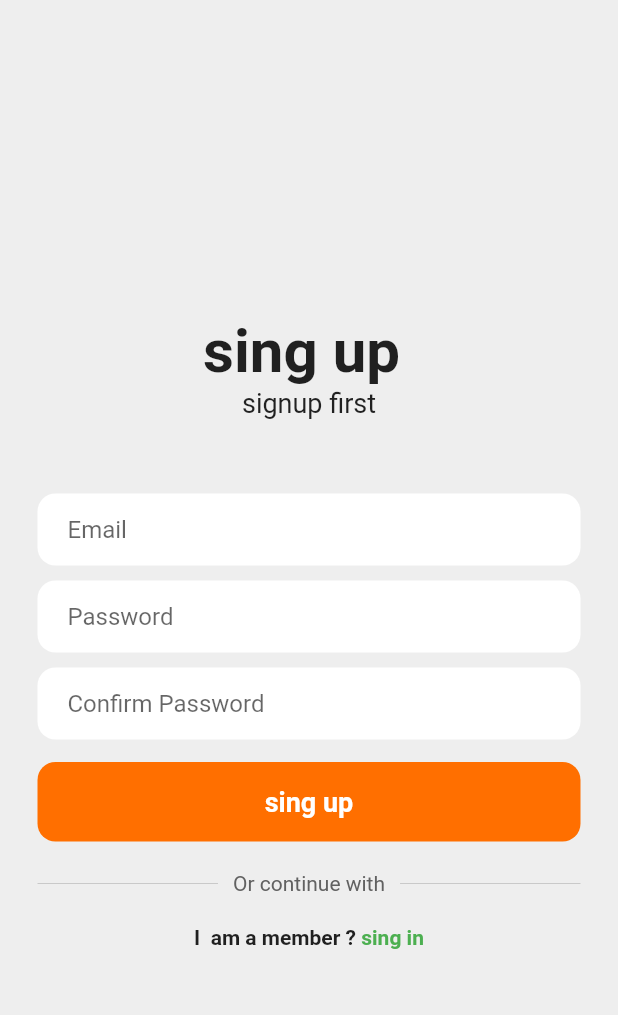
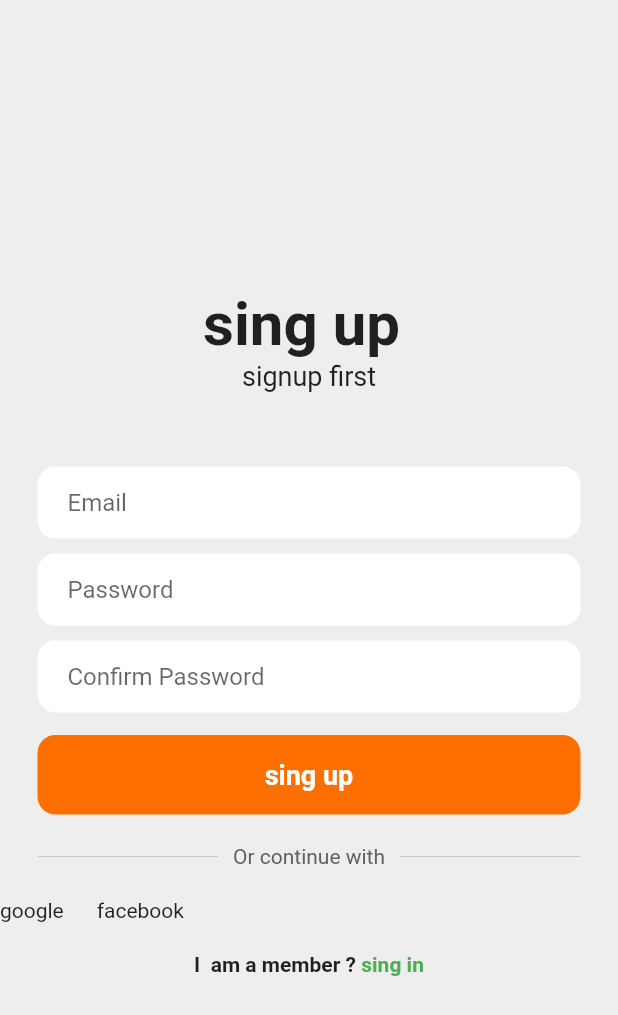
Before and after one commit to medait-3/Auth_firebase_flutter-demo, a Flutter app: the Signup screen opened by its route, on a phone screen of 412 x 824 dp. Shown: the top 1015 px of the screen. Run offline on Flutter 3.47's test engine with Material 2 defaults, Android fonts, the light colour scheme and no system bars; our stand-ins replace firebase_auth, firebase_core, google_sign_in; missing offline and left inert: flutter_facebook_auth; accounts and stored records are empty; network calls fail.

Commit message:
google sign

```diff
--- a/lib/secreens/singup.dart
+++ b/lib/secreens/singup.dart
@@ -1,3 +1,4 @@
+import 'package:authfirebase/secreens/socialsingin.dart';
 import 'package:firebase_auth/firebase_auth.dart';
 import 'package:flutter/material.dart';
 import 'package:flutter/src/widgets/container.dart';
@@ -211,7 +212,27 @@ class _SignupState extends State<Signup> {
               SizedBox(
                 height: 20,
               ),
+              Row(
+                children: [
+                  InkWell(
+                      onTap: () async {
+                        await AuthSocial().signInWithGoogle();
+                      },
+                      child: Text("google")),
+                  SizedBox(
+                    width: 22,
+                  ),
+                  InkWell(
+                      onTap: () async {
+                        await AuthSocial().signInWithFacebook();
+                      },
+                      child: Text("facebook")),
+                ],
+              ),
 
+              SizedBox(
+                height: 20,
+              ),
               //txt sign up
               Row(
                 mainAxisAlignment: MainAxisAlignment.center,
--- a/pubspec.yaml
+++ b/pubspec.yaml
@@ -39,6 +39,8 @@ dependencies:
   firebase_core: ^2.7.0
   firebase_auth: ^4.2.9
   google_sign_in: ^6.0.1
+  flutter_facebook_auth: '^3.5.0'
+
 
 dev_dependencies:
   flutter_test:
```
Also changed, not shown: lib/secreens/login.dart (+17 -5 lines), lib/secreens/socialsingin.dart (+13 -0 lines), pubspec.lock, 2 other files.
